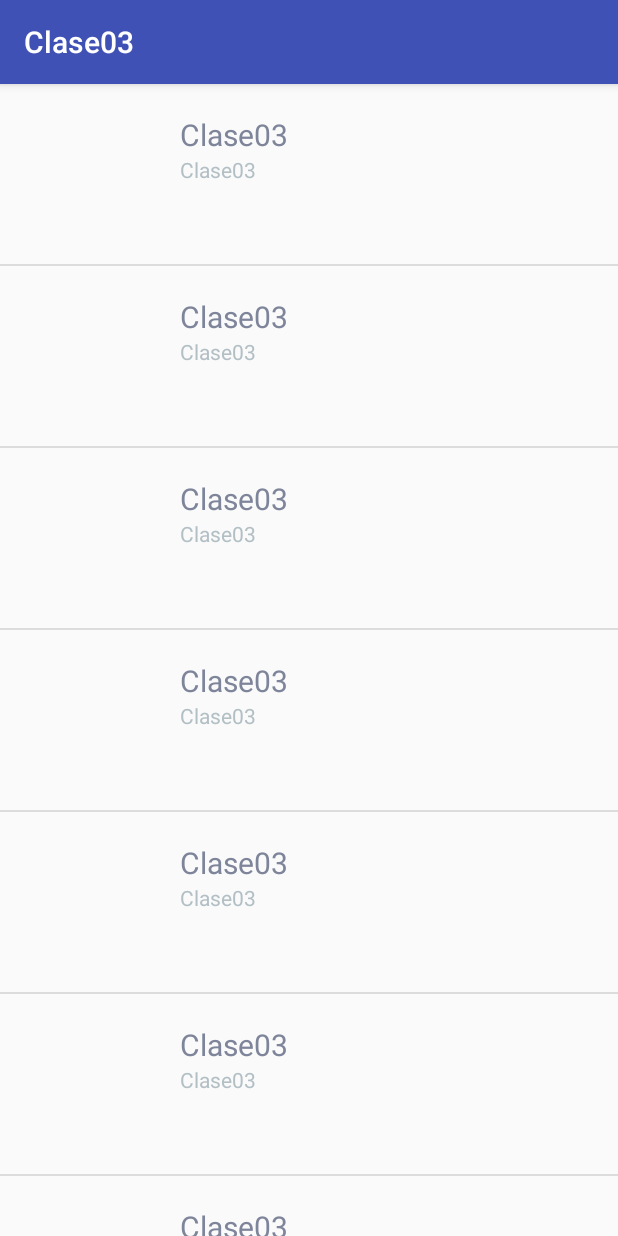
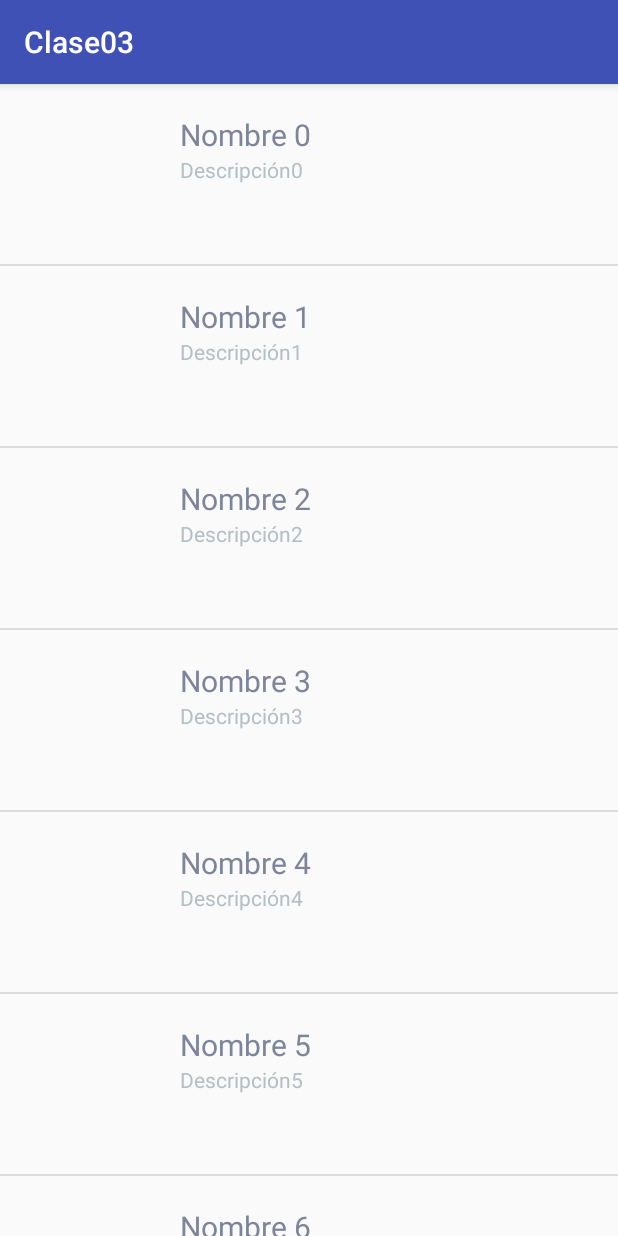
Before and after one commit to Area51TrainingCenter/Android-Group-35, an Android app: the screen it shows after launch (WelcomeActivity), on a phone screen of 412 x 824 dp. Run offline under Robolectric (Android 15) with nearby library versions, the phone set to English and light mode, and no system bars; libraries missing offline, so code that uses them is left out: com.facebook.drawee; plain views replace SimpleDraweeView; 2 statements that could not run were skipped.

Commit message:
ViewHolder

```diff
--- a/modulo01/clase03/Clase03/app/src/main/java/pe/area51/clase03/screens/welcome/view/UserAdapter.java
+++ b/modulo01/clase03/Clase03/app/src/main/java/pe/area51/clase03/screens/welcome/view/UserAdapter.java
@@ -38,14 +38,27 @@ public class UserAdapter extends ArrayAdapter<UserModel> {
         ViewHolder vh;
 
         if (view == null) {
+            //Asignamos el row_user.xml al view del elemento a mostrar
             view = LayoutInflater.from(context)
                     .inflate(R.layout.row_user, parent, false);
-
+            //Inicializamos la instancia de la clase en memoria
             vh = new ViewHolder();
+            //Vinculamos los componente con la clase ViewHolder
+            vh.name = (TextView) view.findViewById(R.id.name);
+            vh.description = (TextView) view.findViewById(R.id.description);
+            vh.photo = (SimpleDraweeView) view.findViewById(R.id.photo);
+            //Guardamos en memoria la vinculación a los datos
+            //una sola vez en la propiedad tag() del view
+            view.setTag(vh);
 
         } else {
+            vh = (ViewHolder) view.getTag();
+        }
 
-        }
+        //enlazar datos al diseño(xml)
+        vh.name.setText(getItem(position).getName());
+        vh.description.setText(getItem(position).getDescription());
+
 
         return view;
     }
--- a/modulo01/clase03/Clase03/app/src/main/res/layout/row_user.xml
+++ b/modulo01/clase03/Clase03/app/src/main/res/layout/row_user.xml
@@ -12,8 +12,7 @@
         android:layout_width="100dp"
         android:layout_height="100dp"
         fresco:placeholderImage="@drawable/charizard"
-        fresco:roundAsCircle="true"
-        fresco:roundWithOverlayColor="@android:color/white" />
+        fresco:roundAsCircle="true" />
 
     <LinearLayout
         android:layout_width="match_parent"
```
